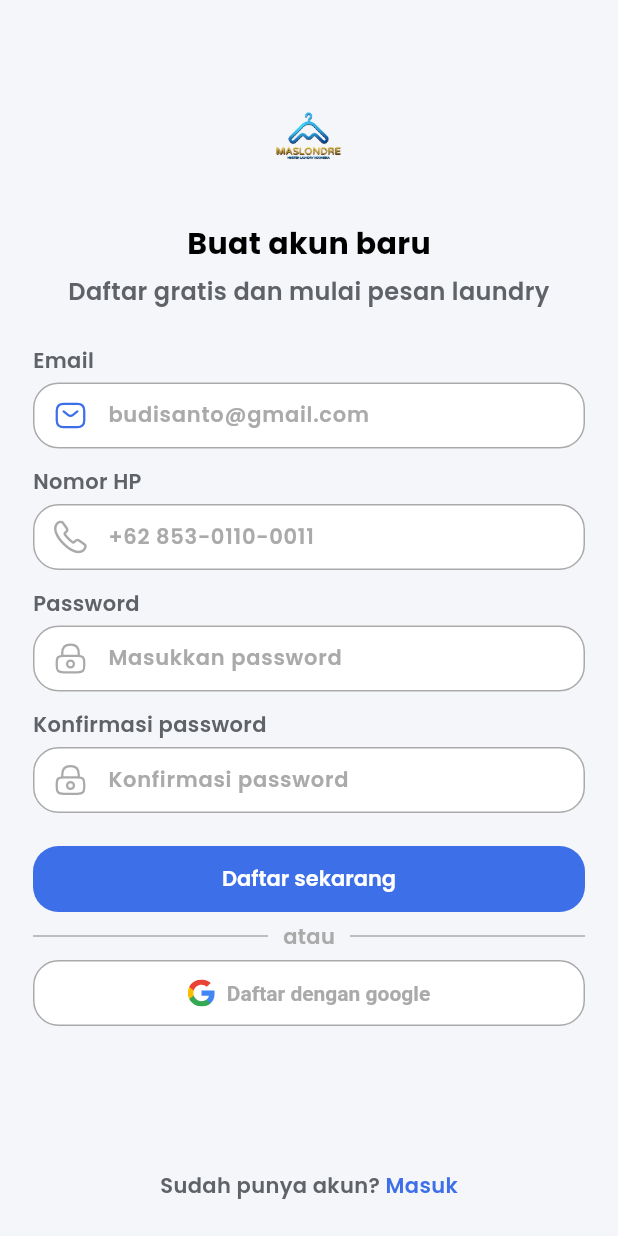
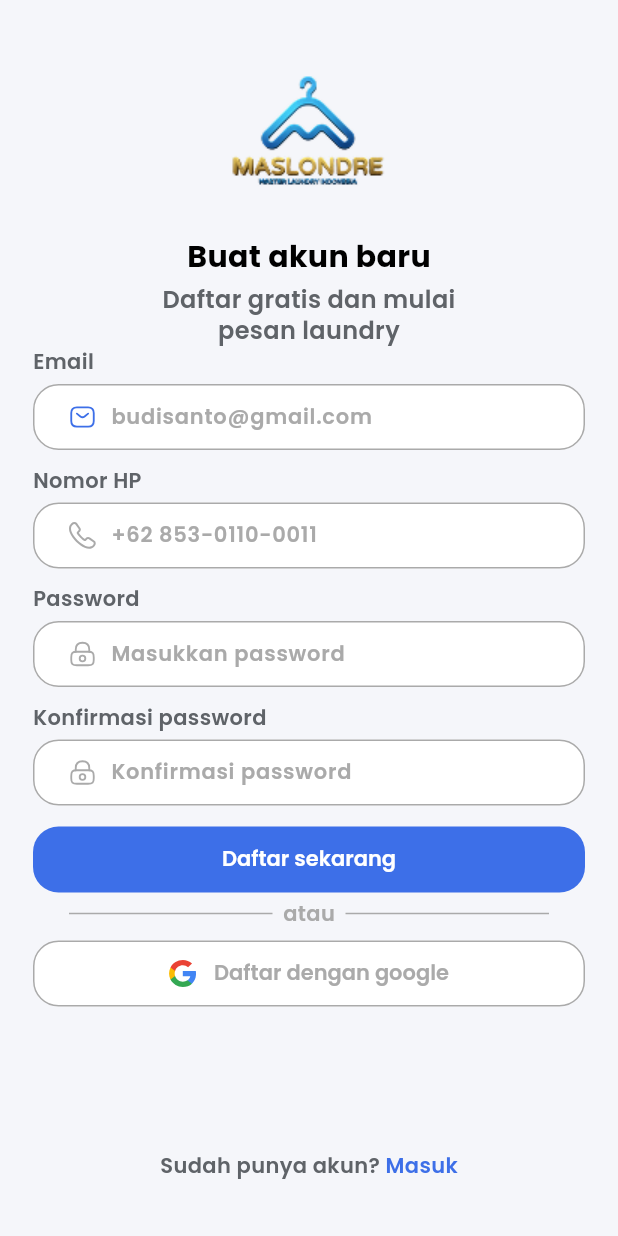
Before and after one commit to 12512512010011101/slicing_laundryapp, a Flutter app: the screen it shows after launch, after a tap on "Daftar dulu", on a phone screen of 412 x 824 dp. Run offline on Flutter 3.47's test engine with Material 3 defaults, Android fonts, the phone set to English and light mode, and no system bars; our stand-ins replace flutter_svg, google_fonts.

Commit message:
mengganti login dan register untuk dibagikan menjadi shared widgets

```diff
--- a/lib/screens/login_screen.dart
+++ b/lib/screens/login_screen.dart
@@ -3,6 +3,7 @@ import 'register_screen.dart';
 import '../core/app_icons.dart';
 import '../core/theme/app_colors.dart';
 import '../widgets/app_text_field.dart';
+import '../widgets/auth_widgets.dart';
 import '../widgets/primary_button.dart';
 
 class LoginScreen extends StatelessWidget {
@@ -12,6 +13,7 @@ class LoginScreen extends StatelessWidget {
   Widget build(BuildContext context) {
     return Scaffold(
       body: SafeArea(
+        top: false,
         child: LayoutBuilder(
           builder: (context, constraints) => SingleChildScrollView(
             child: ConstrainedBox(
@@ -22,24 +24,10 @@ class LoginScreen extends StatelessWidget {
                       horizontal: AppSpacing.pageMargin),
                   child: Column(
                     children: [
-                      const SizedBox(height: 40),
-                      Image.asset('assets/images/logo.png', height: 160),
-                      const SizedBox(height: 8),
-                      const Text(
-                        'Selamat datang!',
-                        style: TextStyle(
-                            fontSize: 20,
-                            fontWeight: FontWeight.w700,
-                            color: Colors.black),
-                      ),
-                      const SizedBox(height: 6),
-                      const Text(
-                        'Masukkan akunmu untuk melanjutkan',
-                        textAlign: TextAlign.center,
-                        style: TextStyle(
-                            fontSize: 16,
-                            fontWeight: FontWeight.w600,
-                            color: AppColors.grey),
+                      const AuthHeader(
+                        title: 'Selamat datang!',
+                        subtitle: 'Masukkan akunmu untuk melanjutkan',
+                        subtitleWidth: 316,
                       ),
                       const SizedBox(height: 24),
                       AppTextField(
@@ -48,18 +36,20 @@ class LoginScreen extends StatelessWidget {
                         keyboardType: TextInputType.emailAddress,
                         prefix: svgIcon('sms', color: AppColors.primary),
                       ),
-                      const SizedBox(height: 12),
+                      const SizedBox(height: 10),
                       AppTextField(
                         label: 'Password',
                         hint: 'Masukkan password',
                         obscure: true,
                         prefix: svgIcon('lock', color: AppColors.placeholder),
                       ),
-                      const SizedBox(height: 16),
+                      const SizedBox(height: 12),
                       Align(
                         alignment: Alignment.centerRight,
                         child: InkWell(
-                          onTap: () {},
+                          onTap: () {
+                            // TODO: ke layar lupa password
+                          },
                           child: const Text(
                             'Lupa password?',
                             style: TextStyle(
@@ -69,28 +59,11 @@ class LoginScreen extends StatelessWidget {
                           ),
                         ),
                       ),
-                      const SizedBox(height: 16),
+                      const SizedBox(height: 12),
                       PrimaryButton(label: 'Masuk', onPressed: () {}),
-                      const SizedBox(height: 4),
-                      Row(
-                        children: [
-                          const Expanded(
-                              child: Divider(color: AppColors.placeholder)),
-                          const Padding(
-                            padding: EdgeInsets.symmetric(horizontal: 10),
-                            child: Text(
-                              'atau',
-                              style: TextStyle(
-                                  fontSize: 14,
-                                  fontWeight: FontWeight.w600,
-                                  color: AppColors.placeholder),
-                            ),
-                          ),
-                          const Expanded(
-                              child: Divider(color: AppColors.placeholder)),
-                        ],
-                      ),
-                      const SizedBox(height: 4),
+                      const SizedBox(height: 2),
+                      const OrDivider(),
+                      const SizedBox(height: 6),
                       PrimaryButton(
                         label: 'Masuk dengan google',
                         outlined: true,
@@ -98,33 +71,16 @@ class LoginScreen extends StatelessWidget {
                         onPressed: () {},
                       ),
                       const Spacer(),
-                      Row(
-                        mainAxisAlignment: MainAxisAlignment.center,
-                        children: [
-                          const Text(
-                            'Belum punya akun? ',
-                            style: TextStyle(
-                                fontSize: 14,
-                                fontWeight: FontWeight.w600,
-                                color: AppColors.grey),
-                          ),
-                                                    InkWell(
-                            onTap: () => Navigator.push(
-                              context,
-                              MaterialPageRoute(
-                                  builder: (_) => const RegisterScreen()),
-                            ),
-                            child: const Text(
-                              'Daftar dulu',
-                              style: TextStyle(
-                                  fontSize: 14,
-                                  fontWeight: FontWeight.w600,
-                                  color: AppColors.primary),
-                            ),
-                          ),
-                        ],
+                      AuthFooter(
+                        question: 'Belum punya akun?',
+                        action: 'Daftar dulu',
+                        onTap: () => Navigator.push(
+                          context,
+                          MaterialPageRoute(
+                              builder: (_) => const RegisterScreen()),
+                        ),
                       ),
-                      const SizedBox(height: 24),
+                      const SizedBox(height: 37),
                     ],
                   ),
                 ),
--- a/lib/screens/register_screen.dart
+++ b/lib/screens/register_screen.dart
@@ -12,6 +12,7 @@ class RegisterScreen extends StatelessWidget {
   Widget build(BuildContext context) {
     return Scaffold(
       body: SafeArea(
+        top: false,
         child: LayoutBuilder(
           builder: (context, constraints) => SingleChildScrollView(
             child: ConstrainedBox(
@@ -19,13 +20,13 @@ class RegisterScreen extends StatelessWidget {
               child: IntrinsicHeight(
                 child: Padding(
                   padding: const EdgeInsets.symmetric(
-                      horizontal: AppSpacing.pageMargin),
+                    horizontal: AppSpacing.pageMargin,
+                  ),
                   child: Column(
                     children: [
                       const AuthHeader(
                         title: 'Buat akun baru',
                         subtitle: 'Daftar gratis dan mulai pesan laundry',
-                        logoHeight: 100,
                       ),
                       AppTextField(
                         label: 'Email',
@@ -33,32 +34,32 @@ class RegisterScreen extends StatelessWidget {
                         keyboardType: TextInputType.emailAddress,
                         prefix: svgIcon('sms', color: AppColors.primary),
                       ),
-                      const SizedBox(height: 12),
+                      const SizedBox(height: 10),
                       AppTextField(
                         label: 'Nomor HP',
                         hint: '+62 853-0110-0011',
                         keyboardType: TextInputType.phone,
                         prefix: svgIcon('call', color: AppColors.placeholder),
                       ),
-                      const SizedBox(height: 12),
+                      const SizedBox(height: 10),
                       AppTextField(
                         label: 'Password',
                         hint: 'Masukkan password',
                         obscure: true,
                         prefix: svgIcon('lock', color: AppColors.placeholder),
                       ),
-                      const SizedBox(height: 12),
+                      const SizedBox(height: 10),
                       AppTextField(
                         label: 'Konfirmasi password',
                         hint: 'Konfirmasi password',
                         obscure: true,
                         prefix: svgIcon('lock', color: AppColors.placeholder),
                       ),
-                      const SizedBox(height: 20),
+                      const SizedBox(height: 12),
                       PrimaryButton(label: 'Daftar sekarang', onPressed: () {}),
-                      const SizedBox(height: 4),
+                      const SizedBox(height: 2),
                       const OrDivider(),
-                      const SizedBox(height: 4),
+                      const SizedBox(height: 6),
                       PrimaryButton(
                         label: 'Daftar dengan google',
                         outlined: true,
@@ -71,7 +72,7 @@ class RegisterScreen extends StatelessWidget {
                         action: 'Masuk',
                         onTap: () => Navigator.pop(context),
                       ),
-                      const SizedBox(height: 24),
+                      const SizedBox(height: 37),
                     ],
                   ),
                 ),
--- a/lib/widgets/app_text_field.dart
+++ b/lib/widgets/app_text_field.dart
@@ -27,7 +27,10 @@ class AppTextField extends StatelessWidget {
         Text(
           label,
           style: const TextStyle(
-              fontSize: 14, fontWeight: FontWeight.w600, color: AppColors.grey),
+            fontSize: 14,
+            fontWeight: FontWeight.w600,
+            color: AppColors.grey,
+          ),
         ),
         const SizedBox(height: 5),
         SizedBox(
@@ -42,11 +45,25 @@ class AppTextField extends StatelessWidget {
               hintText: hint,
               prefixIcon: prefix == null
                   ? null
-                  : Padding(
-                      padding: const EdgeInsets.only(left: 14, right: 10),
-                      child: prefix,
+                  : SizedBox(
+                      width: 48,
+                      child: Align(
+                        alignment: Alignment.centerLeft,
+                        child: Padding(
+                          padding: const EdgeInsets.only(left: 24),
+                          child: SizedBox(
+                            width: 18,
+                            height: 18,
+                            child: FittedBox(child: prefix),
+                          ),
+                        ),
+                      ),
                     ),
-              prefixIconConstraints: const BoxConstraints(minWidth: 46),
+              prefixIconConstraints: const BoxConstraints(
+                minWidth: 48,
+                maxWidth: 48,
+                minHeight: 44,
+              ),
             ),
           ),
         ),
--- a/lib/widgets/auth_widgets.dart
+++ b/lib/widgets/auth_widgets.dart
@@ -4,39 +4,55 @@ import '../core/theme/app_colors.dart';
 class AuthHeader extends StatelessWidget {
   final String title;
   final String subtitle;
-  final double logoHeight;
-  final double topspacing;
+  final double titleTop;
+  final double logoTop;
+  final double subtitleWidth;
 
   const AuthHeader({
     super.key,
     required this.title,
     required this.subtitle,
-    this.logoHeight = 120,
-    this.topspacing = 40,
+    this.titleTop = 157,
+    this.logoTop = -30,
+    this.subtitleWidth = 250,
   });
 
   @override
   Widget build(BuildContext context) {
     return Column(
       children: [
-        const SizedBox(height: 40),
-        Image.asset('assets/images/logo.png', height: logoHeight),
-        const SizedBox(height: 8),
+        SizedBox(
+          height: titleTop,
+          width: double.infinity,
+          child: Stack(
+            clipBehavior: Clip.none,
+            alignment: Alignment.topCenter,
+            children: [
+              Positioned(
+                top: logoTop,
+                child: Image.asset('assets/images/logo.png', width: 216),
+              ),
+            ],
+          ),
+        ),
         Text(
           title,
           style: const TextStyle(
               fontSize: 20, fontWeight: FontWeight.w700, color: Colors.black),
         ),
-        const SizedBox(height: 6),
-        Text(
+        const SizedBox(height: 3),
+        ConstrainedBox(
+          constraints: BoxConstraints(maxWidth: subtitleWidth),
+          child: Text(
             subtitle,
             textAlign: TextAlign.center,
             style: const TextStyle(
                 fontSize: 16,
+                height: 1.3,
                 fontWeight: FontWeight.w600,
                 color: AppColors.grey),
           ),
-        const SizedBox(height: 24),
+        ),
       ],
     );
   }
@@ -47,11 +63,13 @@ class OrDivider extends StatelessWidget {
 
   @override
   Widget build(BuildContext context) {
-    return const Row(
+    return const Padding(
+      padding: EdgeInsets.symmetric(horizontal: 24),
+      child: Row(
         children: [
-        Expanded(child: Divider(color: AppColors.placeholder)),
+          Expanded(child: Divider(color: AppColors.placeholder, height: 1)),
           Padding(
-          padding: EdgeInsets.symmetric(horizontal: 10),
+            padding: EdgeInsets.symmetric(horizontal: 7),
             child: Text(
               'atau',
               style: TextStyle(
@@ -60,8 +78,9 @@ class OrDivider extends StatelessWidget {
                   color: AppColors.placeholder),
             ),
           ),
-        Expanded(child: Divider(color: AppColors.placeholder)),
+          Expanded(child: Divider(color: AppColors.placeholder, height: 1)),
         ],
+      ),
     );
   }
 }
--- a/lib/widgets/primary_button.dart
+++ b/lib/widgets/primary_button.dart
@@ -15,13 +15,20 @@ class PrimaryButton extends StatelessWidget {
     this.outlined = false,
   });
 
+  static const _labelStyle = TextStyle(
+    fontFamily: 'Poppins',
+    fontSize: 14,
+    fontWeight: FontWeight.w600,
+  );
+
   @override
   Widget build(BuildContext context) {
+    final text = Text(label, style: _labelStyle);
     final child = icon == null
-        ? Text(label)
+        ? text
         : Row(
             mainAxisSize: MainAxisSize.min,
-            children: [icon!, const SizedBox(width: 8), Text(label)],
+            children: [icon!, const SizedBox(width: 12), text],
           );
 
     if (outlined) {
@@ -35,7 +42,7 @@ class PrimaryButton extends StatelessWidget {
           shape: RoundedRectangleBorder(
             borderRadius: BorderRadius.circular(AppSpacing.radius),
           ),
-          textStyle: const TextStyle(fontSize: 14, fontWeight: FontWeight.w600),
+          textStyle: _labelStyle,
         ),
         child: child,
       );
```
Also changed, not shown: pubspec.yaml (+11 -11 lines), assets/fonts/Poppins-MediumItalic.ttf (deleted), assets/icons/security.svg (added). Lines whose indentation alone changed are shown as unchanged.
